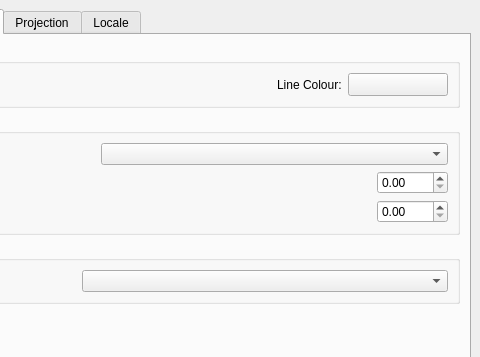
Old version of the form src/ui/qgsoptionsbase.ui in the repository qgis/QGIS; both pictures show x 391 to 871 and y 0 to 357 of the 871 by 512 pixel window.
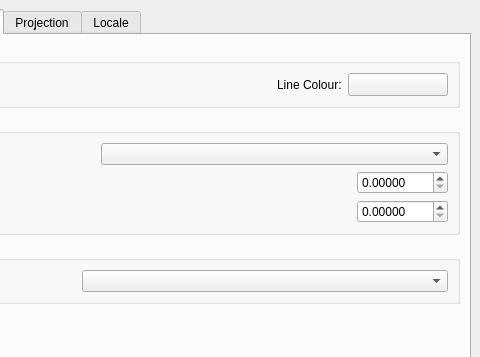
New version of the form. The open tabs and pages were chosen to show the change. Icons and pictures are not drawn. Custom widgets are drawn as their Qt base class.

```diff
--- a/src/ui/qgsoptionsbase.ui
+++ b/src/ui/qgsoptionsbase.ui
@@ -824,6 +824,9 @@
             </item>
             <item>
              <widget class="QDoubleSpinBox" name="mSearchRadiusVertexEditSpinBox" >
+              <property name="decimals" >
+               <number>5</number>
+              </property>
               <property name="maximum" >
                <double>9999.989999999999782</double>
               </property>
@@ -861,6 +864,9 @@
             </item>
             <item>
              <widget class="QDoubleSpinBox" name="mDefaultSnappingToleranceSpinBox" >
+              <property name="decimals" >
+               <number>5</number>
+              </property>
               <property name="maximum" >
                <double>9999.989999999999782</double>
               </property>
```
